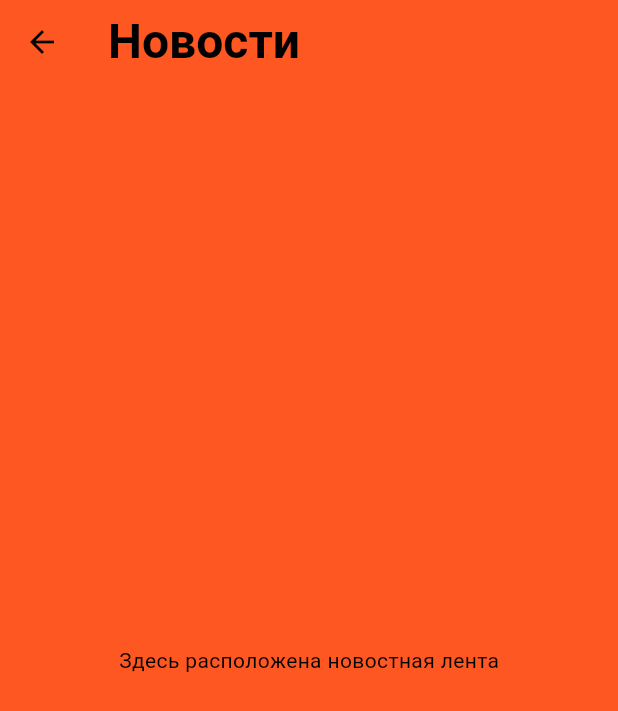
After one commit to Rudzeris/first_flutter_project, a Flutter app: the NewsFeedScreen screen opened directly, on a phone screen of 412 x 824 dp. The commit adds this screen. Shown: the top 711 px of the screen. Run offline on Flutter 3.47's test engine with Material 3 defaults, Android fonts, the phone set to English and light mode, and no system bars; our stand-ins replace auto_route, easy_localization; missing offline and left inert: dart:html; generated files the repository leaves out were written again; Roboto replaces fonts that are missing (Sb).

Commit message:
#6 Добавил файлики и подключил библиотеку

```diff
--- a/lib/fnc/app.dart
+++ b/lib/fnc/app.dart
@@ -4,9 +4,10 @@ import 'package:flutter_project/UI/styles/mainTheme.dart';
 import 'package:flutter_project/homapage/homepage.dart';
 import 'package:flutter_project/homapage/shop.dart';
 
+import '../router/router.dart';
+
 class MyApp extends StatelessWidget {
   const MyApp({super.key});
-
   @override
   Widget build(BuildContext context) {
     return MaterialApp(
--- a/lib/homapage/homepage.dart
+++ b/lib/homapage/homepage.dart
@@ -1,10 +1,13 @@
+import 'package:auto_route/annotations.dart';
 import 'package:easy_localization/easy_localization.dart';
 import 'package:flutter/material.dart';
 
 import '../UI/styles/mainTheme.dart';
 import '../fnc/LangvButton.dart';
 import '../generated/locale_keys.g.dart';
+import '../router/router.dart';
 
+@RoutePage()
 class MyHomePage extends StatefulWidget {
   const MyHomePage({super.key, required this.title});
 
@@ -15,6 +18,7 @@ class MyHomePage extends StatefulWidget {
 }
 
 class _MyHomePageState extends State<MyHomePage> {
+
   int _counter = 0;
   bool vkClick = false;
 
--- /dev/null
+++ b/lib/pages/news.dart
@@ -0,0 +1,17 @@
+import 'package:auto_route/annotations.dart';
+import 'package:flutter/material.dart';
+
+@RoutePage()
+class NewsFeedScreen extends StatelessWidget {
+  @override
+  Widget build(BuildContext context) {
+    return Scaffold(
+      appBar: AppBar(
+        title: Text('Новости'),
+      ),
+      body: Center(
+        child: Text('Здесь расположена новостная лента'),
+      ),
+    );
+  }
+}
--- a/pubspec.yaml
+++ b/pubspec.yaml
@@ -36,17 +36,19 @@ dependencies:
   # The following adds the Cupertino Icons font to your application.
   # Use with the CupertinoIcons class for iOS style icons.
   cupertino_icons: ^1.0.6
+  auto_route:
 
 dev_dependencies:
   flutter_test:
     sdk: flutter
-
+  auto_route_generator:
   # The "flutter_lints" package below contains a set of recommended lints to
   # encourage good coding practices. The lint set provided by the package is
   # activated in the `analysis_options.yaml` file located at the root of your
   # package. See that file for information about deactivating specific lint
   # rules and activating additional ones.
   flutter_lints: ^3.0.0
+  build_runner:
 
 # For information on the generic Dart part of this file, see the
 # following page: https://dart.dev/tools/pub/pubspec
```
Also changed, not shown: lib/pages/setting.dart (added, +17 -0 lines), lib/router/router.dart (added, +21 -0 lines), pubspec.lock.
